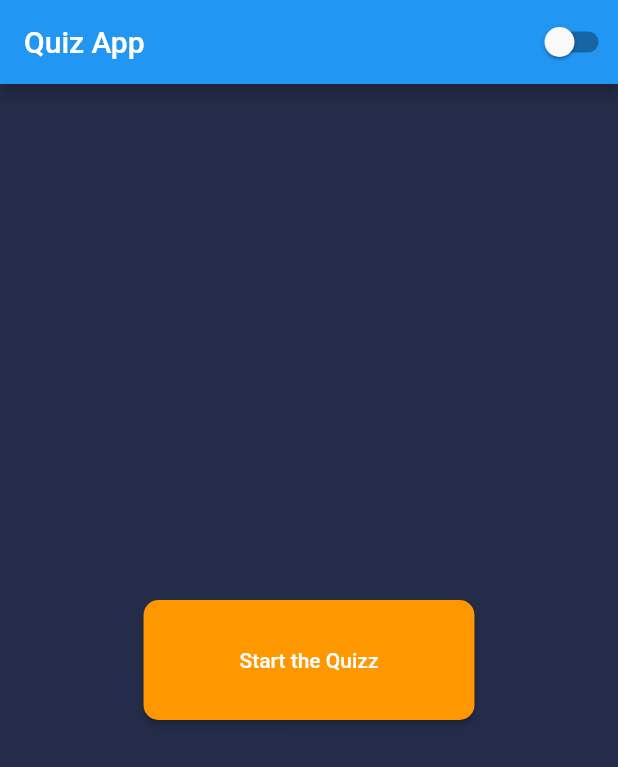
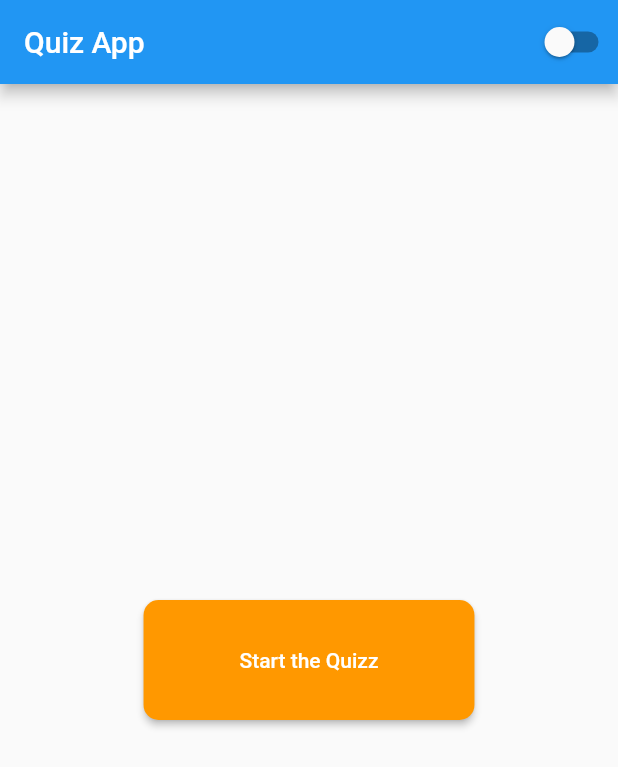
Before and after one commit to MuhammetVural/QuizzApp_with_DarkTheme, a Flutter app: the screen it shows after launch, on a phone screen of 412 x 824 dp. Shown: the top 767 px of the screen. Run offline on Flutter 3.47's test engine with Material 2 defaults, Android fonts, the phone set to English and light mode, and no system bars.

Commit message:
dark theme e geçiş bir sefer yapılıyor

```diff
--- a/lib/main.dart
+++ b/lib/main.dart
@@ -1,6 +1,7 @@
 
 import 'package:flutter/material.dart';
 import 'package:quizz_app_with_dark_theme/screens/main_menu.dart';
+import 'package:quizz_app_with_dark_theme/screens/quizz_screen.dart';
 import 'package:quizz_app_with_dark_theme/theme/theme_constants.dart';
 import 'package:quizz_app_with_dark_theme/theme/theme_manager.dart';
 
@@ -17,6 +18,26 @@ class MyApp extends StatefulWidget {
 
 class _MyAppState extends State<MyApp> {
 
+    @override
+  void dispose() {
+    _themeManager.removeListener(themeListener);
+    super.dispose();
+  }
+
+  @override
+  void initState() {
+    _themeManager.addListener(themeListener);
+    super.initState();
+  }
+
+  themeListener(){
+    if(mounted){
+      setState(() {
+
+      });
+    }
+  }
+
   // This widget is the root of your application.
   @override
   Widget build(BuildContext context) {
@@ -29,3 +50,64 @@ class _MyAppState extends State<MyApp> {
     );
   }
 }
+
+
+
+class MainMenu extends StatefulWidget {
+  const MainMenu({Key? key}) : super(key: key);
+
+  @override
+  _MainMenuState createState() => _MainMenuState();
+}
+
+class _MainMenuState extends State<MainMenu> {
+
+
+
+  @override
+  Widget build(BuildContext context) {
+    return Scaffold(
+      appBar: AppBar(title: const Text('Quiz App'), actions: [
+        Switch(value: _themeManager.themeMode == ThemeMode.dark, onChanged: (newValue){
+          _themeManager.toggleTheme(newValue);
+
+        })
+      ],),
+
+      body: Padding(
+        padding: const EdgeInsets.symmetric(
+          vertical: 48.0,
+          horizontal: 12.0,
+        ),
+        child: Column(
+          mainAxisAlignment: MainAxisAlignment.center,
+          crossAxisAlignment: CrossAxisAlignment.center,
+          children: [
+            Expanded(
+              child: Center(
+                child: ElevatedButton(
+                  onPressed: () {
+                    //Navigating the the Quizz Screen
+                    Navigator.push(
+                        context,
+                        MaterialPageRoute(
+                          builder: (context) => QuizzScreen(),
+                        ));
+                  },
+                  child: const Padding(
+                    padding:
+                        EdgeInsets.symmetric(vertical: 12.0, horizontal: 24.0),
+                    child: Text(
+                      "Start the Quizz",
+                    ),
+                  ),
+                ),
+              ),
+            ),
+
+          ],
+        ),
+      ),
+    );
+  }
+}
--- a/lib/screens/main_menu.dart
+++ b/lib/screens/main_menu.dart
@@ -1,85 +1,65 @@
-import 'package:flutter/cupertino.dart';
-import 'package:flutter/material.dart';
-import 'package:quizz_app_with_dark_theme/screens/quizz_screen.dart';
-import 'package:quizz_app_with_dark_theme/theme/theme_manager.dart';
 
-import '../ui/shared/color.dart';
+// import 'package:flutter/material.dart';
+// import 'package:quizz_app_with_dark_theme/screens/quizz_screen.dart';
+// import 'package:quizz_app_with_dark_theme/theme/theme_manager.dart';
 
 
-class MainMenu extends StatefulWidget {
-  const MainMenu({Key? key}) : super(key: key);
+// class MainMenu extends StatefulWidget {
+//   const MainMenu({Key? key}) : super(key: key);
 
-  @override
-  _MainMenuState createState() => _MainMenuState();
-}
+//   @override
+//   _MainMenuState createState() => _MainMenuState();
+// }
+//   ThemeManager _themeManager = ThemeManager();
 
-class _MainMenuState extends State<MainMenu> {
+// class _MainMenuState extends State<MainMenu> {
 
-    @override
-  void dispose() {
-    _themeManager.removeListener(themeListener);
-    super.dispose();
-  }
 
-  @override
-  void initState() {
-    _themeManager.addListener(themeListener);
-    super.initState();
-  }
 
-  themeListener(){
-    if(mounted){
-      setState(() {
+//   @override
+//   Widget build(BuildContext context) {
+//     return Scaffold(
+//       appBar: AppBar(title: Text('Quiz App'), actions: [
+//         Switch(value: _themeManager.themeMode != ThemeMode.dark, onChanged: (newValue){
+//           _themeManager.toggleTheme(newValue);
 
-      });
-    }
-  }
+//         })
+//       ],),
 
-  ThemeManager _themeManager = ThemeManager();
-  @override
-  Widget build(BuildContext context) {
-    return Scaffold(
-      appBar: AppBar(title: Text('Quiz App'), actions: [
-        Switch(value: _themeManager.themeMode == ThemeMode.dark, onChanged: (newValue){
-          _themeManager.toggleTheme(newValue);
+//       body: Padding(
+//         padding: const EdgeInsets.symmetric(
+//           vertical: 48.0,
+//           horizontal: 12.0,
+//         ),
+//         child: Column(
+//           mainAxisAlignment: MainAxisAlignment.center,
+//           crossAxisAlignment: CrossAxisAlignment.center,
+//           children: [
+//             Expanded(
+//               child: Center(
+//                 child: ElevatedButton(
+//                   onPressed: () {
+//                     //Navigating the the Quizz Screen
+//                     Navigator.push(
+//                         context,
+//                         MaterialPageRoute(
+//                           builder: (context) => QuizzScreen(),
+//                         ));
+//                   },
+//                   child: const Padding(
+//                     padding:
+//                         EdgeInsets.symmetric(vertical: 12.0, horizontal: 24.0),
+//                     child: Text(
+//                       "Start the Quizz",
+//                     ),
+//                   ),
+//                 ),
+//               ),
+//             ),
 
-        })
-      ],),
-      backgroundColor: AppColor.pripmaryColor,
-      body: Padding(
-        padding: const EdgeInsets.symmetric(
-          vertical: 48.0,
-          horizontal: 12.0,
-        ),
-        child: Column(
-          mainAxisAlignment: MainAxisAlignment.center,
-          crossAxisAlignment: CrossAxisAlignment.center,
-          children: [
-            Expanded(
-              child: Center(
-                child: ElevatedButton(
-                  onPressed: () {
-                    //Navigating the the Quizz Screen
-                    Navigator.push(
-                        context,
-                        MaterialPageRoute(
-                          builder: (context) => QuizzScreen(),
-                        ));
-                  },
-                  child: const Padding(
-                    padding:
-                        EdgeInsets.symmetric(vertical: 12.0, horizontal: 24.0),
-                    child: Text(
-                      "Start the Quizz",
-                    ),
-                  ),
-                ),
-              ),
-            ),
-
-          ],
-        ),
-      ),
-    );
-  }
-}
+//           ],
+//         ),
+//       ),
+//     );
+//   }
+// }
--- a/lib/screens/result_screen.dart
+++ b/lib/screens/result_screen.dart
@@ -2,6 +2,7 @@ import 'package:flutter/cupertino.dart';
 import 'package:flutter/material.dart';
 
 
+import '../main.dart';
 import '../ui/shared/color.dart';
 import 'main_menu.dart';
 
@@ -60,7 +61,7 @@ class _ResultScreenState extends State<ResultScreen> {
               Navigator.push(
                   context,
                   MaterialPageRoute(
-                    builder: (context) => const MainMenu(),
+                    builder: (context) => MainMenu(),
                   ));
             },
             child: const Text(
```
